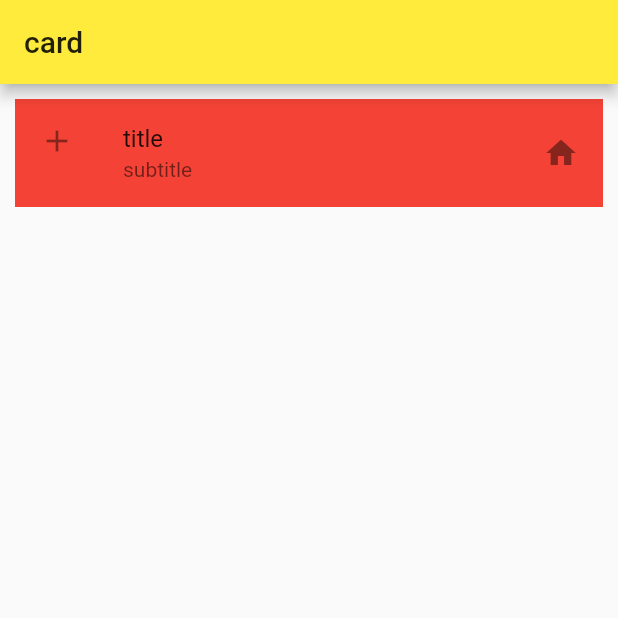
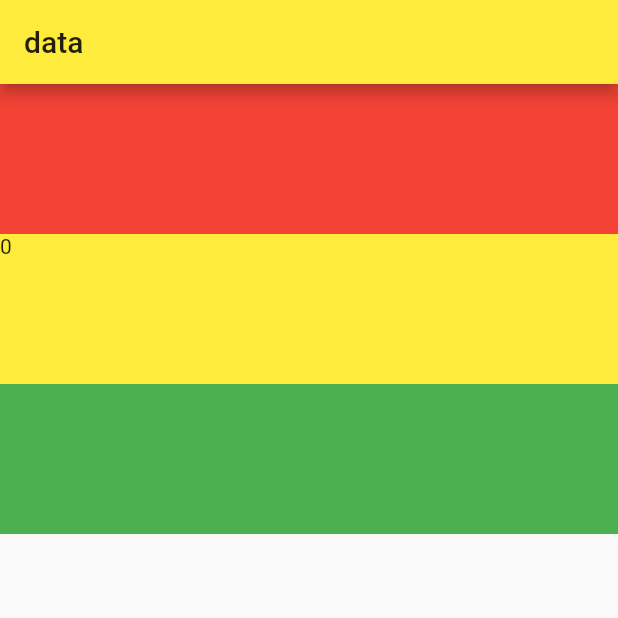
Before and after one commit to abuzzworld/zxx_flutter_1, a Flutter app: the screen it shows after launch, on a phone screen of 412 x 824 dp, the top half of it. Run offline on Flutter 3.47's test engine with Material 2 defaults, Android fonts, the phone set to English and light mode, and no system bars.

```diff
--- a/lib/main.dart
+++ b/lib/main.dart
@@ -6,6 +6,7 @@
 import 'package:zxx_flutter_1/widgets/card_demo.dart';
 import 'package:zxx_flutter_1/widgets/demo_01.dart';
 import 'package:zxx_flutter_1/widgets/demo_02.dart';
+import 'package:zxx_flutter_1/widgets/demo_05.dart';
 import 'package:zxx_flutter_1/widgets/girdview_demo.dart';
 import 'package:zxx_flutter_1/widgets/layout_demo.dart';
 import 'package:zxx_flutter_1/widgets/listview_demo.dart';
@@ -37,10 +38,11 @@
         "alergdialog": (context) => AlertDialogDemo(),
         "table": (context) => TableDemo(),
         "card": (context) => CardDemo(),
+        "demo05": (context) => Demo05(),
         // "menu": (context) => MenuPage(),
       },
       // initialRoute: "layout", // (初始路由)重置主页
-      initialRoute: "card", // (初始路由)重置主页
+      initialRoute: "demo05", // (初始路由)重置主页
 
       // 路由拦截
       onGenerateRoute: (settings) {
--- /dev/null
+++ b/lib/widgets/demo_05.dart
@@ -0,0 +1,61 @@
+import 'package:flutter/material.dart';
+
+class Demo05 extends StatefulWidget {
+  const Demo05({Key? key}) : super(key: key);
+
+  @override
+  _Demo05State createState() => _Demo05State();
+}
+
+class _Demo05State extends State<Demo05> {
+  var _count = 0;
+
+  @override
+  Widget build(BuildContext context) {
+    return Scaffold(
+      appBar: AppBar(title: Text("data")),
+      body: Column(
+        children: [
+          Container(
+            width: double.infinity,
+            height: 100,
+            color: Colors.red,
+          ),
+          Container(
+            width: double.infinity,
+            height: 100,
+            color: Colors.yellow,
+            child: CountDemo(),
+          ),
+          Container(
+            width: double.infinity,
+            height: 100,
+            color: Colors.green,
+          ),
+        ],
+      ),
+    );
+  }
+}
+
+class CountDemo extends StatefulWidget {
+  const CountDemo({Key? key}) : super(key: key);
+
+  @override
+  _CountDemoState createState() => _CountDemoState();
+}
+
+class _CountDemoState extends State<CountDemo> {
+  var count = 0;
+  @override
+  Widget build(BuildContext context) {
+    return GestureDetector(
+      child: Text(count.toString()),
+      onTap: () {
+        setState(() {
+          count++;
+        });
+      },
+    );
+  }
+}
```
